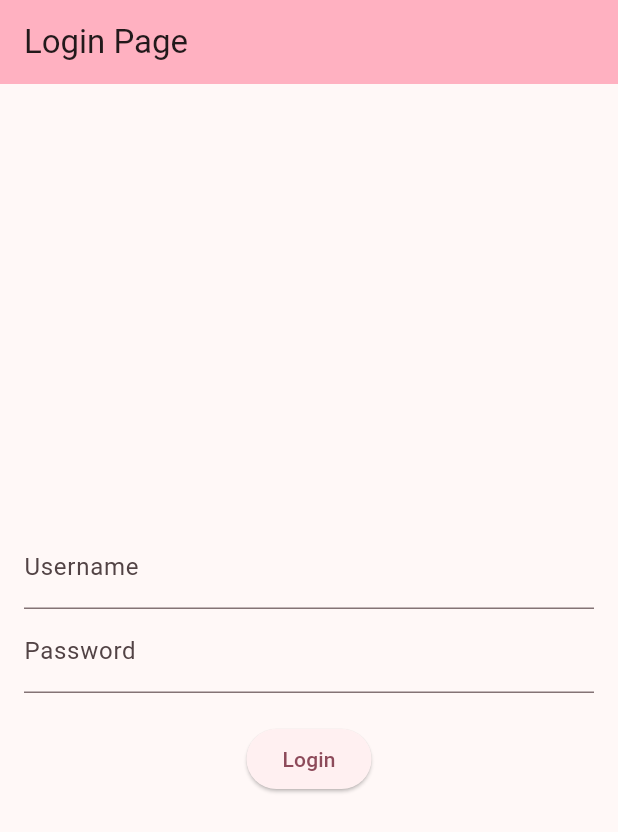
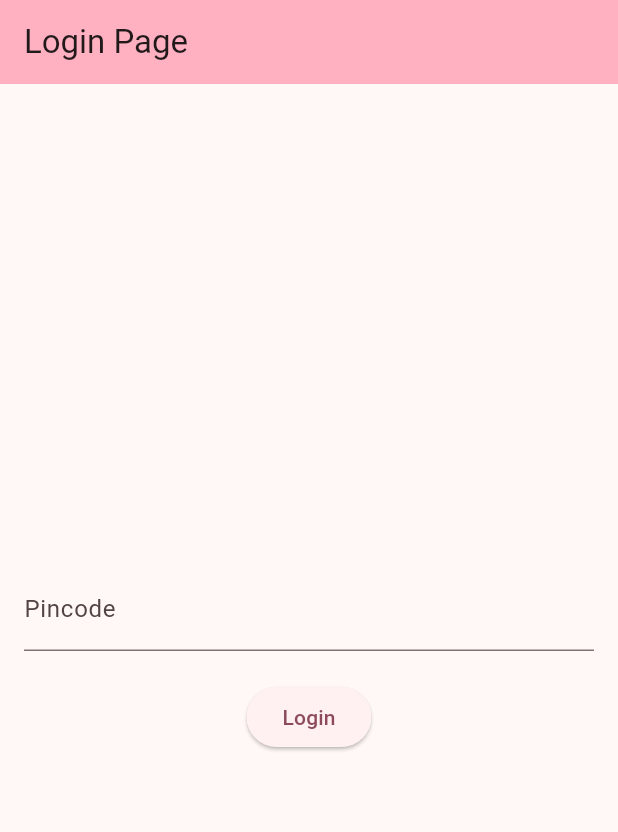
Before and after one commit to jarelltamonte/ATM-Machine-with-Flutter, a Flutter app: the screen it shows after launch, on a phone screen of 412 x 824 dp. Shown: the top 832 px of the screen. Run offline on Flutter 3.47's test engine with Material 3 defaults, Android fonts, the phone set to English and light mode, and no system bars.

Commit message:
first commit

```diff
--- a/lib/main.dart
+++ b/lib/main.dart
@@ -26,16 +26,13 @@ class LoginPage extends StatefulWidget {
 }
 
 class _LoginPageState extends State<LoginPage> {
-  final TextEditingController _usernameController = TextEditingController();
-  final TextEditingController _passwordController = TextEditingController();
-  String _username = '';
-  String _password = '';
+  final TextEditingController _pincodeController = TextEditingController();
+  String _pincode = '';
   // Function to validate login credentials
   void _login() {
     setState(() {
-      _username = _usernameController.text;
-      _password = _passwordController.text;
-      if (_username == 'jarell' && _password == '1234') {
+      _pincode = _pincodeController.text;
+      if (_pincode == 'random') {
         // Credentials match, show modal dialog
         _showLoginSuccessDialog();
       } else {
@@ -43,7 +40,7 @@ class _LoginPageState extends State<LoginPage> {
         ScaffoldMessenger.of(context).showSnackBar(
           SnackBar(
             content: Text(
-              'Invalid Username/Password!\nUsername: $_username\nPassword: $_password',
+              'Invalid Pincode!\nPincode: $_pincode',
             ),
           ),
         );
@@ -90,13 +87,8 @@ class _LoginPageState extends State<LoginPage> {
           mainAxisAlignment: MainAxisAlignment.center,
           children: <Widget>[
             TextField(
-              controller: _usernameController,
-              decoration: const InputDecoration(labelText: 'Username'),
-            ),
-            TextField(
-              controller: _passwordController,
-              decoration: const InputDecoration(labelText: 'Password'),
-              obscureText: true, // Hide the password input
+              controller: _pincodeController,
+              decoration: const InputDecoration(labelText: 'Pincode'),
             ),
             const SizedBox(height: 20),
             ElevatedButton(onPressed: _login, child: const Text('Login')),
@@ -119,7 +111,7 @@ class HomePage extends StatelessWidget {
           children: <Widget>[
             // First card
             Card(
-              color: const Color(0xFFFF9800), // Hex color for orange
+              color: const Color(0xFFFF9800),
               elevation: 5,
               shape: RoundedRectangleBorder(
                 borderRadius: BorderRadius.circular(10),
```
